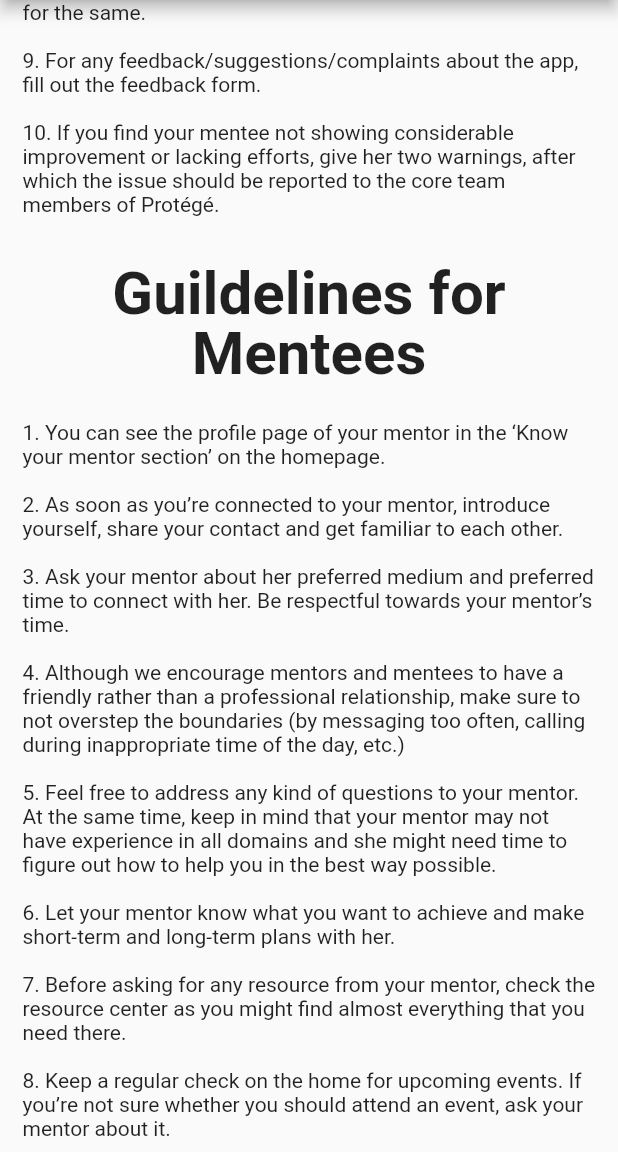
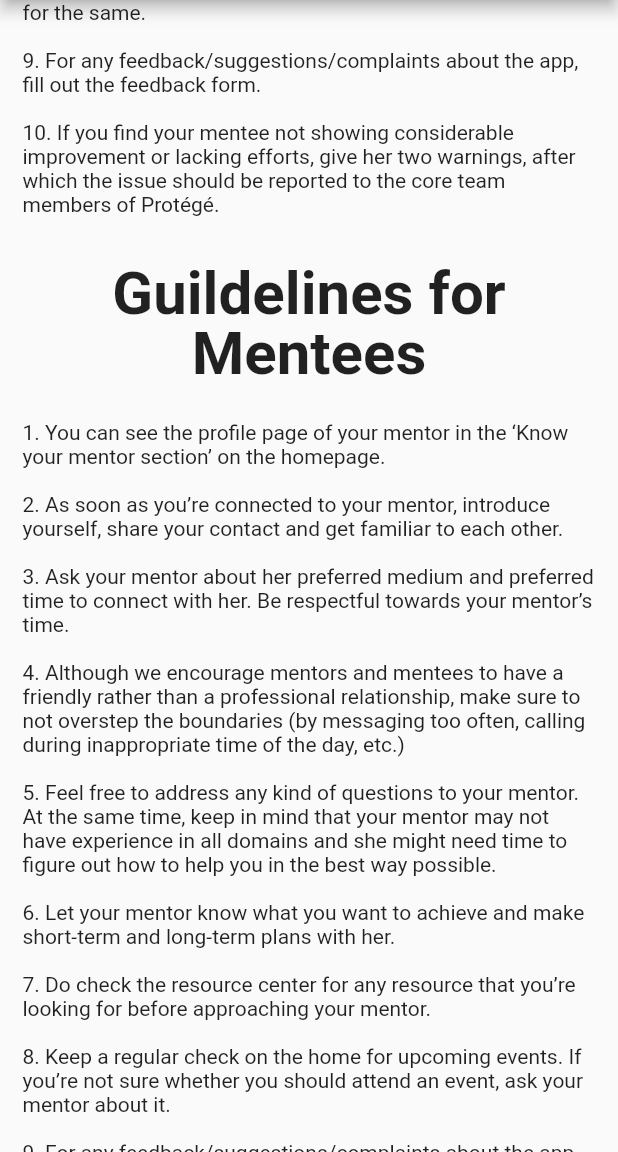
Before and after one commit to Spiral-Forge/Mentorship, a Flutter app: the Guidelines screen opened directly, scrolled down 576 dp, on a phone screen of 412 x 824 dp, the part 84-1236 px from its top. Run offline on Flutter 3.47's test engine with Material 2 defaults, Android fonts, the phone set to English and light mode, and no system bars; our stand-ins replace cloud_firestore, firebase_auth, flutter_spinkit, google_fonts, hexcolor, shared_preferences and 1 more; missing offline and left inert: dart:js, flutter_mailer, multiselect_formfield; accounts and stored records are empty.

Commit message:
minor changes in content

```diff
--- a/lib/constants/sidebarConstants.dart
+++ b/lib/constants/sidebarConstants.dart
@@ -17,7 +17,7 @@ class SidebarConstants {
     "Although we encourage mentors and mentees to have a friendly rather than a professional relationship, make sure to not overstep the boundaries (by messaging too often, calling during inappropriate time of the day, etc.)",
     "Feel free to address any kind of questions to your mentor. At the same time, keep in mind that your mentor may not have experience in all domains and she might need time to figure out how to help you in the best way possible.",
     "Let your mentor know what you want to achieve and make short-term and long-term plans with her.",
-    "Before asking for any resource from your mentor, check the resource center as you might find almost everything that you need there.",
+    "Do check the resource center for any resource that you’re looking for before approaching your mentor.",
     "Keep a regular check on the home for upcoming events. If you’re not sure whether you should attend an event, ask your mentor about it.",
     "For any feedback/suggestions/complaints about the app, fill out the feedback form.",
     "If you feel your mentor is not giving you satisfactory experience or is unable to give you appropriate time, send a feedback or contact the core team of Protégé directly.",
```
